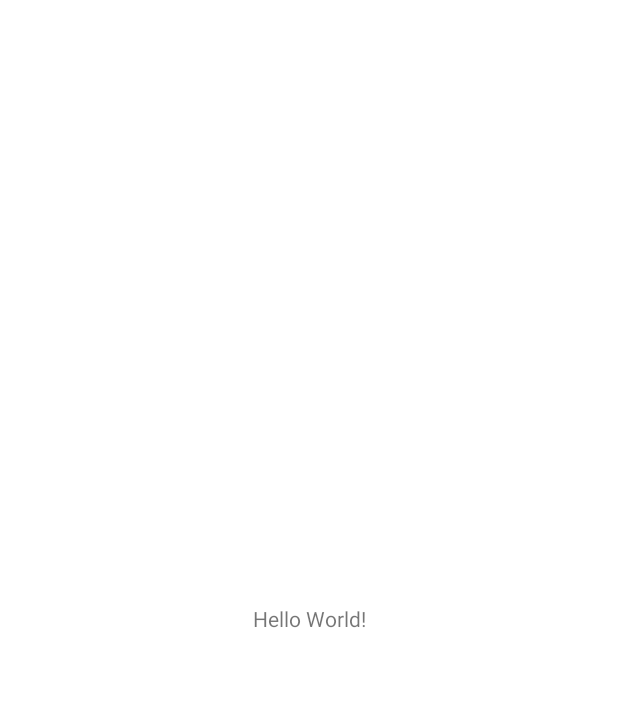
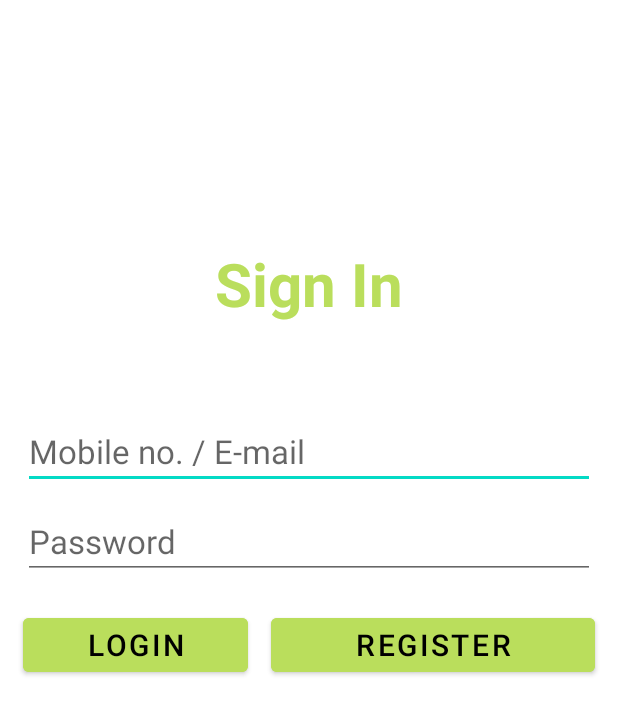
Before and after one commit to Shreyash-Pardhi/Mobile-Applications, an Android app: the screen it shows after launch (MainActivity before the commit, Sign_in after it), on a phone screen of 412 x 824 dp. Before the commit the part shown is almost empty. Shown: the top 714 px of the screen. Run offline under Robolectric (Android 15) with nearby library versions, the light colour scheme and no system bars.

Commit message:
ui commit 1

```diff
--- a/Cabcom/app/build.gradle
+++ b/Cabcom/app/build.gradle
@@ -33,7 +33,9 @@ dependencies {
     implementation 'androidx.appcompat:appcompat:1.6.1'
     implementation 'com.google.android.material:material:1.8.0'
     implementation 'androidx.constraintlayout:constraintlayout:2.1.4'
+    implementation 'com.google.android.gms:play-services-maps:18.1.0'
     testImplementation 'junit:junit:4.13.2'
     androidTestImplementation 'androidx.test.ext:junit:1.1.5'
     androidTestImplementation 'androidx.test.espresso:espresso-core:3.5.1'
+    implementation 'com.google.android.gms:play-services-maps:18.1.0'
 }
--- /dev/null
+++ b/Cabcom/app/src/main/java/com/example/cabcom/Sign_in.java
@@ -0,0 +1,27 @@
+package com.example.cabcom;
+
+import androidx.appcompat.app.AppCompatActivity;
+
+import android.content.Intent;
+import android.os.Bundle;
+import android.view.View;
+import android.widget.Button;
+
+public class Sign_in extends AppCompatActivity {
+
+    @Override
+    protected void onCreate(Bundle savedInstanceState) {
+        super.onCreate(savedInstanceState);
+        setContentView(R.layout.activity_sign_in);
+
+        Button login = findViewById(R.id.login);
+
+        login.setOnClickListener(new View.OnClickListener() {
+            @Override
+            public void onClick(View v) {
+                startActivity(new Intent(Sign_in.this, MainActivity.class));
+                finish();
+            }
+        });
+    }
+}
--- a/Cabcom/app/src/main/java/com/example/cabcom/startup.java
+++ b/Cabcom/app/src/main/java/com/example/cabcom/startup.java
@@ -17,7 +17,7 @@ public class startup extends AppCompatActivity {
         handler.postDelayed(new Runnable() {
             @Override
             public void run() {
-                startActivity(new Intent(startup.this, MainActivity.class));
+                startActivity(new Intent(startup.this, Sign_in.class));
                 finish();
             }
         } , 3000);
--- a/Cabcom/app/src/main/res/layout/activity_main.xml
+++ b/Cabcom/app/src/main/res/layout/activity_main.xml
@@ -1,18 +1,8 @@
 <?xml version="1.0" encoding="utf-8"?>
-<androidx.constraintlayout.widget.ConstraintLayout xmlns:android="http://schemas.android.com/apk/res/android"
-    xmlns:app="http://schemas.android.com/apk/res-auto"
+<FrameLayout xmlns:android="http://schemas.android.com/apk/res/android"
     xmlns:tools="http://schemas.android.com/tools"
     android:layout_width="match_parent"
     android:layout_height="match_parent"
-    tools:context=".MainActivity">
-
-    <TextView
-        android:layout_width="wrap_content"
-        android:layout_height="wrap_content"
-        android:text="Hello World!"
-        app:layout_constraintBottom_toBottomOf="parent"
-        app:layout_constraintEnd_toEndOf="parent"
-        app:layout_constraintStart_toStartOf="parent"
-        app:layout_constraintTop_toTopOf="parent" />
-
-</androidx.constraintlayout.widget.ConstraintLayout>
+    android:id="@+id/map"
+    tools:context=".MainActivity"
+    android:name="com.google.android.gms.maps.SupportMapFragment" />
--- /dev/null
+++ b/Cabcom/app/src/main/res/layout/activity_sign_in.xml
@@ -0,0 +1,80 @@
+<?xml version="1.0" encoding="utf-8"?>
+<RelativeLayout xmlns:android="http://schemas.android.com/apk/res/android"
+    xmlns:app="http://schemas.android.com/apk/res-auto"
+    xmlns:tools="http://schemas.android.com/tools"
+    android:layout_width="match_parent"
+    android:layout_height="match_parent"
+    tools:context=".Sign_in">
+
+    <TextView
+        android:id="@+id/signin"
+        android:layout_width="wrap_content"
+        android:layout_height="wrap_content"
+        android:layout_alignParentTop="true"
+        android:layout_marginTop="162dp"
+        android:text="Sign In"
+        android:textColor="@color/Main"
+        android:textSize="40dp"
+        android:textStyle="bold"
+        android:layout_centerHorizontal="true"/>
+
+    <EditText
+        android:id="@+id/uid"
+        android:layout_width="wrap_content"
+        android:layout_height="wrap_content"
+        android:layout_below="@+id/signin"
+        android:layout_marginTop="60dp"
+        android:layout_marginLeft="15dp"
+        android:layout_marginRight="15dp"
+        android:focusable="true"
+        android:hint="Mobile no. / E-mail"
+        android:textSize="22dp"
+        android:layout_alignParentLeft="true"
+        android:layout_alignParentRight="true"/>
+
+    <EditText
+        android:id="@+id/pass"
+        android:layout_width="wrap_content"
+        android:layout_height="wrap_content"
+        android:layout_below="@+id/uid"
+        android:layout_marginTop="10dp"
+        android:layout_marginLeft="15dp"
+        android:layout_marginRight="15dp"
+        android:focusable="true"
+        android:hint="Password"
+        android:textSize="22dp"
+        android:layout_alignParentLeft="true"
+        android:layout_alignParentRight="true"/>
+
+    <Button
+        android:id="@+id/login"
+        android:layout_width="150dp"
+        android:layout_height="wrap_content"
+        android:layout_below="@id/pass"
+        android:layout_alignParentStart="true"
+        android:layout_marginStart="15dp"
+        android:layout_marginLeft="15dp"
+        android:layout_marginTop="20dp"
+        android:backgroundTint="@color/Main"
+        android:text="Login"
+        android:textColor="@color/black"
+        android:textSize="20dp" />
+
+    <Button
+        android:id="@+id/register"
+        android:layout_width="150dp"
+        android:layout_height="wrap_content"
+        android:layout_below="@id/pass"
+        android:layout_alignParentEnd="true"
+        android:layout_marginStart="15dp"
+        android:layout_marginLeft="15dp"
+        android:layout_marginTop="20dp"
+        android:layout_marginEnd="15dp"
+        android:layout_marginRight="200dp"
+        android:layout_toEndOf="@+id/login"
+        android:backgroundTint="@color/Main"
+        android:text="Register"
+        android:textColor="@color/black"
+        android:textSize="20dp" />
+
+</RelativeLayout>
```
Also changed, not shown: Cabcom/app/src/main/AndroidManifest.xml (+17 -0 lines), Cabcom/app/src/main/java/com/example/cabcom/MainActivity.java (+36 -2 lines), Cabcom/app/src/main/java/com/example/cabcom/Sign_up.java (added, +14 -0 lines), Cabcom/app/src/main/res/layout/activity_sign_up.xml (added, +9 -0 lines).
